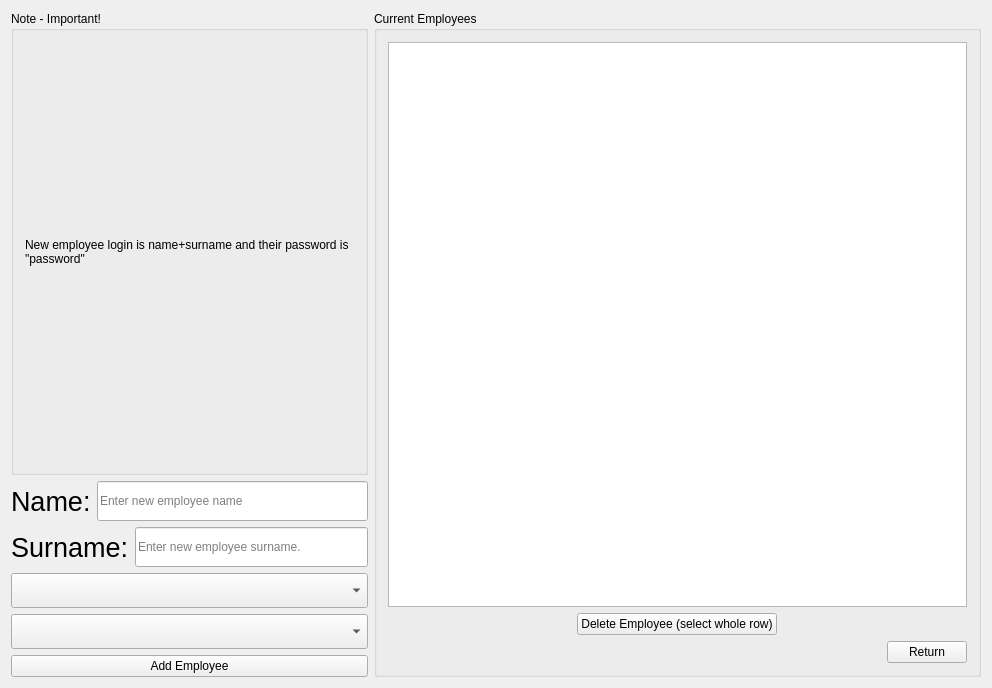
JustKoshi/QTCinemaProject, file EmployeeManager.ui: the form before one commit.
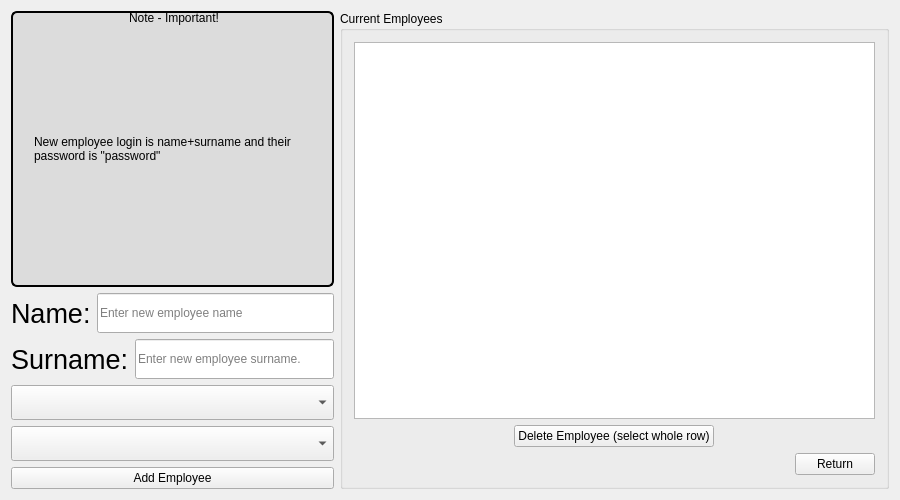
The form after the commit.

```diff
--- a/EmployeeManager.ui
+++ b/EmployeeManager.ui
@@ -6,10 +6,22 @@
    <rect>
     <x>0</x>
     <y>0</y>
-    <width>992</width>
-    <height>688</height>
+    <width>900</width>
+    <height>500</height>
    </rect>
   </property>
+  <property name="minimumSize">
+   <size>
+    <width>900</width>
+    <height>350</height>
+   </size>
+  </property>
+  <property name="maximumSize">
+   <size>
+    <width>16777215</width>
+    <height>500</height>
+   </size>
+  </property>
   <property name="windowTitle">
    <string>EmployeeManager</string>
   </property>
@@ -18,6 +30,22 @@
     <layout class="QVBoxLayout" name="verticalLayout">
      <item>
       <widget class="QGroupBox" name="groupBox_2">
+       <property name="styleSheet">
+        <string notr="true">QGroupBox {
+    background-color: rgb(220, 220, 220); /* Kolor tła groupboxa */
+    border: 2px solid black; /* Obramowanie */
+    border-radius: 6px; /* Zaokrąglenie rogów */
+    padding: 10px; /* Odstępy wewnętrzne */
+}
+
+QGroupBox::title {
+    subcontrol-origin: margin;
+    subcontrol-position: top center; /* Pozycja tytułu */
+    padding: 0 5px; /* Odstępy */
+    background-color: transparent;
+    color: black; /* Kolor tekstu tytułu */
+}</string>
+       </property>
        <property name="title">
         <string>Note - Important!</string>
        </property>
```
